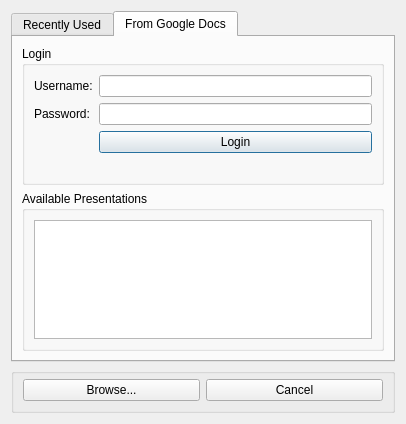
First picture: the form in trunk/iwbc_demo/contentselector.ui, repository zeliboba7/watchntouch, before the edit.
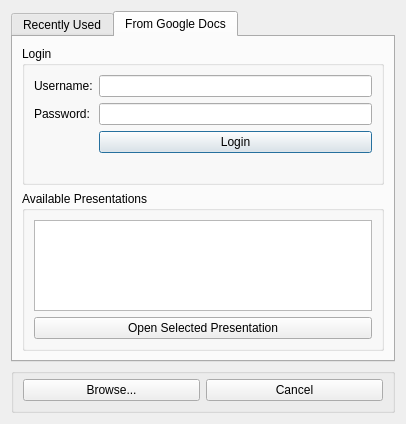
Second picture: the form after the edit. The open tabs and pages were chosen to show the change.

Commit message: Google Docs presentations are now accessible

```diff
--- a/trunk/iwbc_demo/contentselector.ui
+++ b/trunk/iwbc_demo/contentselector.ui
@@ -93,6 +93,13 @@
           <item>
            <widget class="QListWidget" name="presentatonList"/>
           </item>
+          <item>
+           <widget class="QPushButton" name="openGDoc">
+            <property name="text">
+             <string>Open Selected Presentation</string>
+            </property>
+           </widget>
+          </item>
          </layout>
         </widget>
        </item>
```
Left out of the diff: 2 changed lines with no effect on the pictures. The commit also changes 6 other files.
